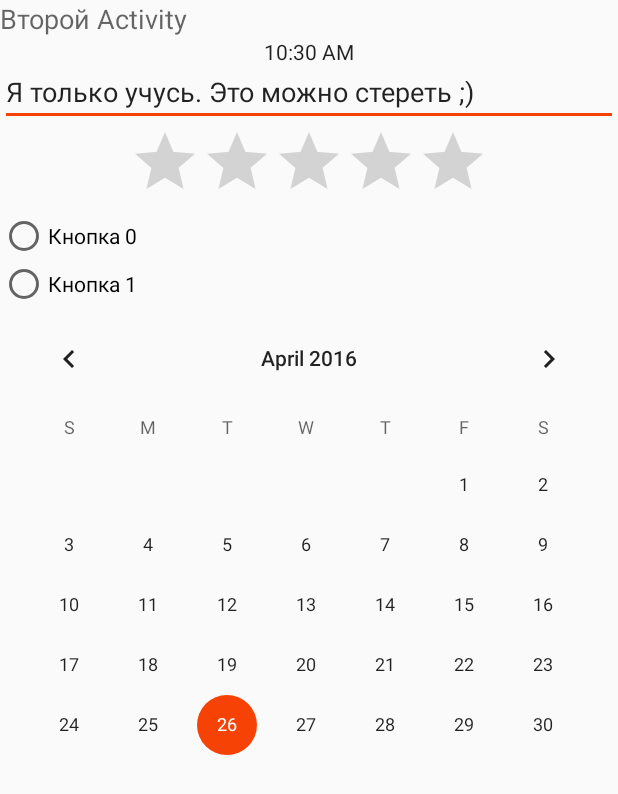
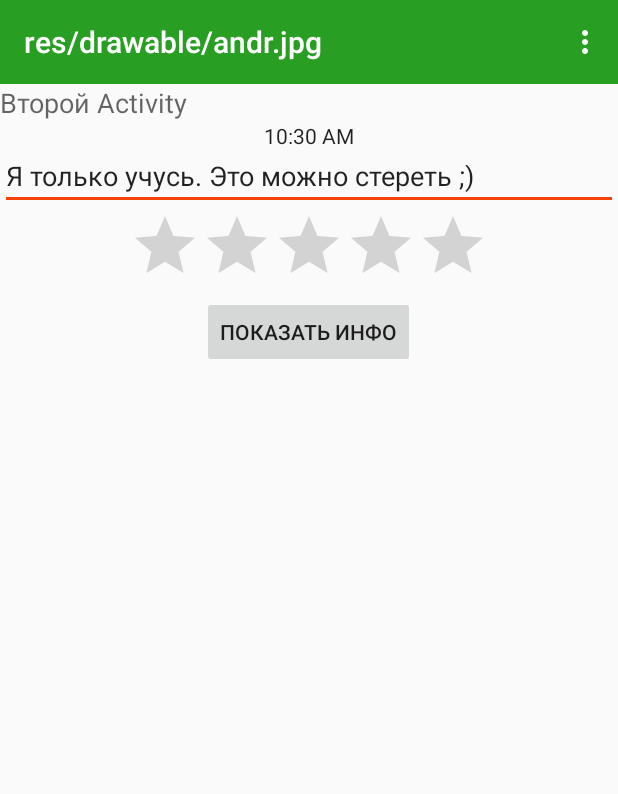
Before and after one commit to leoflorov/AboutMe2, an Android app: the SecondActivity screen opened directly, with no data from a screen before it, on a phone screen of 412 x 824 dp. Shown: the top 794 px of the screen. Run offline under Robolectric (Android 15) with nearby library versions, the phone set to English and light mode, and no system bars.

Commit message:
Добавил меню на второе активити, которое выводит информацию обо мне. Ту же самую информацию теперь нужно вывести на кнопку во втором активити(пока что не работает).

```diff
--- a/app/src/main/res/layout/second_layout.xml
+++ b/app/src/main/res/layout/second_layout.xml
@@ -31,24 +31,12 @@
         android:id="@+id/ratingBar"
         android:layout_gravity="center_horizontal" />
 
-    <RadioButton
+    <Button
+        android:id="@+id/button"
         android:layout_width="wrap_content"
         android:layout_height="wrap_content"
-        android:text="@string/roundButton_0"
-        android:id="@+id/radioButton"
-        android:checked="false" />
-
-    <RadioButton
-        android:layout_width="wrap_content"
-        android:layout_height="wrap_content"
-        android:text="@string/roundButton_1"
-        android:id="@+id/radioButton2"
-        android:checked="false" />
-
-    <CalendarView
-        android:layout_width="match_parent"
-        android:layout_height="wrap_content"
-        android:id="@+id/calendarView"
+        android:text="@string/showMyInfo"
         android:layout_gravity="center_horizontal" />
 
+
 </LinearLayout>
--- a/app/src/main/res/menu/menu_main.xml
+++ b/app/src/main/res/menu/menu_main.xml
@@ -1,13 +1,29 @@
-<?xml version="1.0" encoding="utf-8"?>
 <menu xmlns:android="http://schemas.android.com/apk/res/android"
     xmlns:app="http://schemas.android.com/apk/res-auto"
     xmlns:tools="http://schemas.android.com/tools"
     tools:context=".SecondActivity">
-
-
     <item
         android:id="@+id/action_settings"
         android:orderInCategory="100"
         android:title="@string/action_settings"
-            app:showAsAction="always"/>
+        android:onClick="onSettingsMenuClick"
+        app:showAsAction="never"/>
+
+    <item
+        android:id="@+id/action_cat1"
+        android:orderInCategory="100"
+        android:title="@string/date_of_birth"
+        app:showAsAction="never"/>
+
+    <item
+        android:id="@+id/action_cat2"
+        android:orderInCategory="100"
+        android:title="@string/place_of_birth"
+        app:showAsAction="never"/>
+
+    <item
+        android:id="@+id/action_cat3"
+        android:orderInCategory="100"
+        android:title="@string/place_of_work"
+        app:showAsAction="never"/>
 </menu>
--- a/app/src/main/res/values/strings.xml
+++ b/app/src/main/res/values/strings.xml
@@ -20,6 +20,7 @@
     <string name="buttonPicture">Кнопка картинка</string>
     <string name="androidImageButton">Кнопка Андроид</string>
     <string name="myPhotoMain">Моя фотография</string>
+    <string name="showMyInfo">Показать инфо</string>
     <string-array name= "my_skill">
         <item>1) Java</item>
         <item>2) Начинающий разработчик Android приложений</item>
```
Also changed, not shown: app/src/main/java/leodevelopments/aboutme2/MainActivity.java (+5 -5 lines), app/src/main/java/leodevelopments/aboutme2/PopUpActivity.java (added, +84 -0 lines), app/src/main/java/leodevelopments/aboutme2/SecondActivity.java (+31 -3 lines), app/src/main/res/menu/popupmenu.xml (added, +36 -0 lines). Lines whose indentation alone changed are shown as unchanged.
